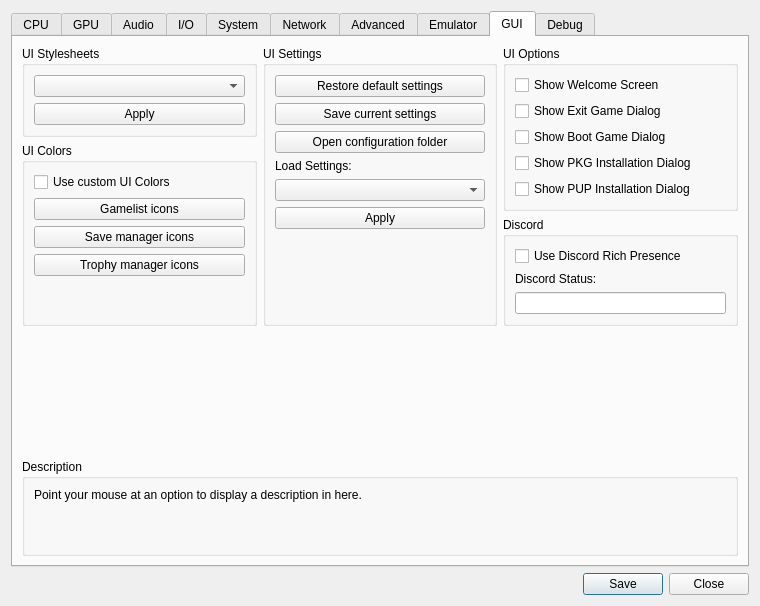
Old version of the form rpcs3/rpcs3qt/settings_dialog.ui in the repository RPCS3/rpcs3.
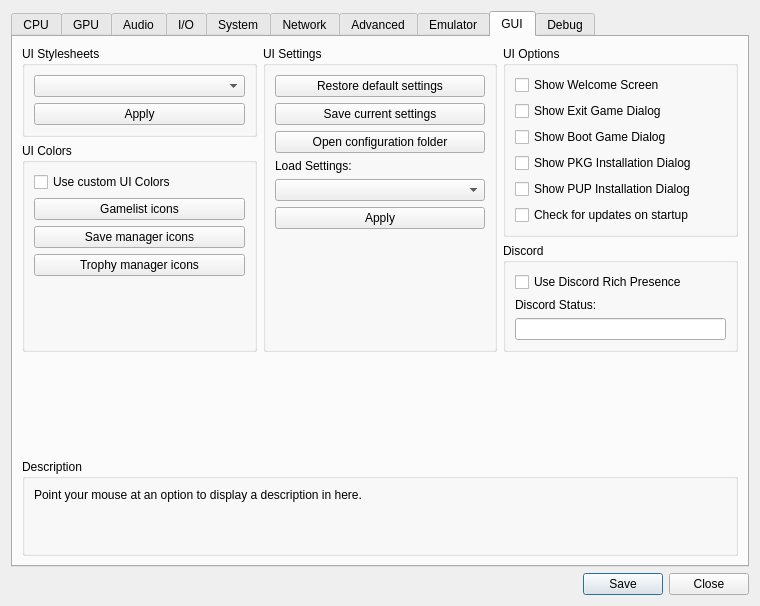
New version of the form. The open tabs and pages were chosen to show the change. Icons and pictures are not drawn.

What changed in the file:
```diff
--- a/rpcs3/rpcs3qt/settings_dialog.ui
+++ b/rpcs3/rpcs3qt/settings_dialog.ui
@@ -2514,6 +2514,13 @@
                 </property>
                </widget>
               </item>
+              <item>
+               <widget class="QCheckBox" name="cb_check_update_start">
+                <property name="text">
+                 <string>Check for updates on startup</string>
+                </property>
+               </widget>
+              </item>
               <item>
                <spacer name="verticalSpacer_17">
                 <property name="orientation">
```
